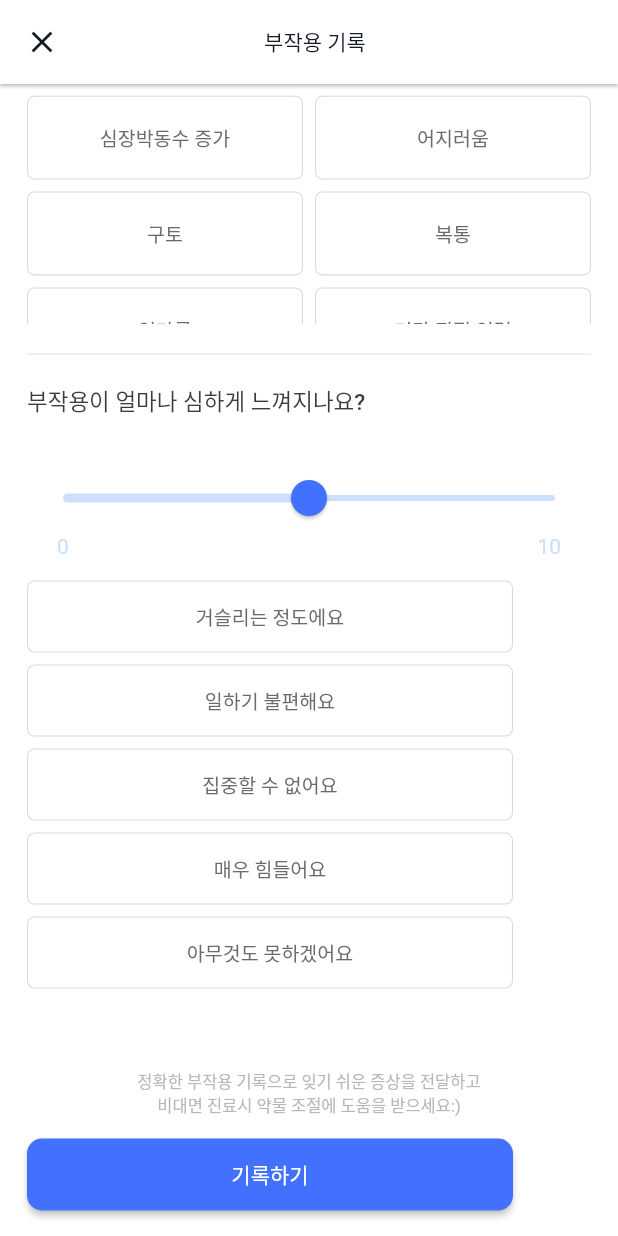
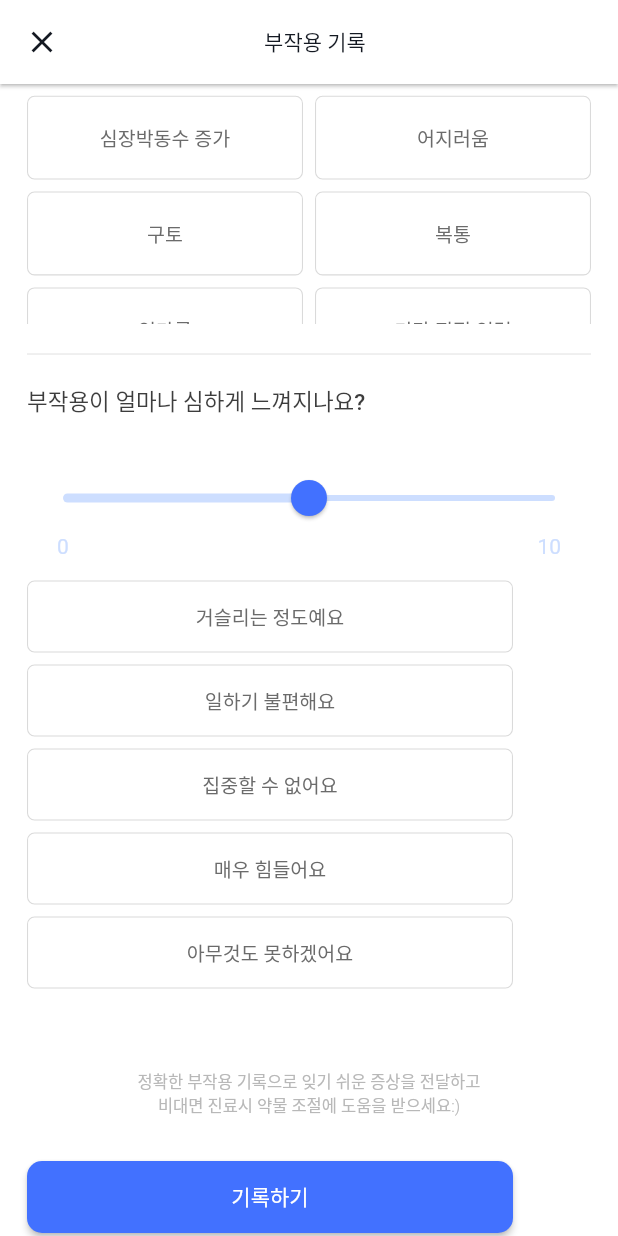
Before and after one commit to rieull0225/Pilling, a Flutter app: the SideEff screen opened directly, scrolled down 271 dp, on a phone screen of 412 x 824 dp. Run offline on Flutter 3.47's test engine with Material 2 defaults, Android fonts, the light colour scheme and no system bars; our stand-ins replace date_format, dotted_line, get, smooth_page_indicator; Roboto replaces fonts that are missing (Apple, Gmarket).

Commit message:
1020 feedback

```diff
--- a/lib/dataReceive.java.dart
+++ b/lib/dataReceive.dart
@@ -16,7 +16,7 @@ class dataReceivePageState extends State<dataReceivePage> {
 
   int counter= 1;
   dataReceivePageState() {
-    Timer(Duration(seconds: 2), () {
+    Timer(Duration(milliseconds: 500), () {
       Get.to(() => dataReceiveComplete());
     });
   }
--- a/lib/dataReceiveComplete.dart
+++ b/lib/dataReceiveComplete.dart
@@ -17,7 +17,7 @@ class _dataReceiveCompleteState extends State<dataReceiveComplete> {
 
 
   _dataReceiveCompleteState(){
-    sleep(const Duration(seconds: 2));
+    sleep(const Duration(milliseconds: 500));
   }
   @override
   Widget build(BuildContext context) {
@@ -29,7 +29,6 @@ class _dataReceiveCompleteState extends State<dataReceiveComplete> {
           SizedBox(width: MediaQuery.of(context).size.width ,
               height: 350 ,
               child: Image.asset("assets/image/general/의료데이터 도착.png")),
-          SizedBox(height: 34 ),
           Text("의료데이터가\n안전하게 도착했어요!",
               textAlign: TextAlign.center,
               style: TextStyle(color: Color(0xff4271ff),
--- a/lib/main.dart
+++ b/lib/main.dart
@@ -108,7 +108,7 @@ class _MyHomePageState extends State<MyHomePage> {
                 SizedBox(height : 57 ),
                 SizedBox(width : 342 * 4/3 , height : 44,
                 child : Text("부작용 관리부터\n비대면 진료까지 한번에!", style: TextStyle(color:Color(0xfff6f8ff),
-                    fontFamily : 'Gmarket',fontSize : 16,fontWeight: FontWeight.w500),textAlign: TextAlign.center,)),
+                    fontFamily : 'Gmarket',fontSize : 16,fontWeight: FontWeight.w500, height : 1.3),textAlign: TextAlign.center,)),
                 SizedBox(height : 39 ),
                 SizedBox(height : 44 , width :  324,
                 child : Container(
--- a/lib/sideEffect.dart
+++ b/lib/sideEffect.dart
@@ -8,7 +8,7 @@ import 'package:get/get.dart';
 List<bool> _idx = [false,false,false,false,false,false,false,false,false,false,false];
 List<bool> _idx2 = [false,false,false,false,false];
 List<String> name = ["두통","불면증","식욕부진","우울 및 불안","심장박동수 증가", "어지러움","구토","복통","입마름","기타 직접 입력"];
-List<String> name2 = ["거슬리는 정도에요", '일하기 불편해요', '집중할 수 없어요', '매우 힘들어요', '아무것도 못하겠어요'];
+List<String> name2 = ["거슬리는 정도예요", '일하기 불편해요', '집중할 수 없어요', '매우 힘들어요', '아무것도 못하겠어요'];
 var record = false;
 double _value = 5;
 int temp = 5;
@@ -135,12 +135,12 @@ class _SideEffState extends State<SideEff> {
                   Center(
                     child: Text('정확한 부작용 기록으로 잊기 쉬운 증상을 전달하고\n비대면 진료시 약물 조절에 도움을 받으세요:)',
                         textAlign: TextAlign.center
-                        ,style:TextStyle(color:Color(0xffb8b8b8),fontSize: 11,fontWeight: FontWeight.w400)),
+                        ,style:TextStyle(color:Color(0xffb8b8b8),fontSize: 11,fontWeight: FontWeight.w300)),
                   ),
 
 
 
-                  SizedBox(height : 15),
+                  SizedBox(height : 30),
                   SizedBox(width : 324, height : 48,
                       child: record ?  ElevatedButton(
                           onPressed: (){},
--- a/lib/signin.dart
+++ b/lib/signin.dart
@@ -1,4 +1,4 @@
-import 'package:degree/dataReceive.java.dart';
+import 'package:degree/dataReceive.dart';
 import 'package:flutter/cupertino.dart';
 import 'package:get/get.dart';
 import 'package:flutter/material.dart';
@@ -170,7 +170,7 @@ class _SignInState extends State<SignIn> {
                                         child:total ? Icon(Icons.check_circle_rounded,size : 18, color: Color(0xffb8b8b8)):Icon(Icons.check_circle_rounded,size : 18, color: Color(0xff4271ff))),
                                       SizedBox(width : 10),
                                       Text("아래 약관에 모두 동의합니다.", style : TextStyle(
-                                          letterSpacing : -0.5,fontSize: 13, fontWeight: FontWeight.w400, color : Color(0xff6b6b6b), decoration: TextDecoration.none)),
+                                          letterSpacing : -1.0,fontSize: 13, fontWeight: FontWeight.w400, color : Color(0xff6b6b6b), decoration: TextDecoration.none)),
                                       SizedBox(width : 50),
                                     ],
                                   ),
@@ -209,7 +209,7 @@ class _SignInState extends State<SignIn> {
                                                               });
                                                             }, child: bList[i] ? Icon(Icons.check_circle_rounded,size: 16, color: Color(0xffb8b8b8)):Icon( Icons.check_circle_rounded,size: 16, color: Color(0xff4271ff))),
                                                       ),
-                                                      Text(Agree[i], style : TextStyle(letterSpacing: -0.5,
+                                                      Text(Agree[i], style : TextStyle(letterSpacing: -1.5,
                                                           fontSize: 12, fontWeight: FontWeight.w400, color : Color(0xff6b6b6b), decoration: TextDecoration.none)),
                                                       Expanded(child: Container()),
                                                       Text("보기", style:TextStyle(fontSize : 12, fontWeight: FontWeight.w400, color : Color(0xffb8b8b8),decoration: TextDecoration.underline, decorationColor:Color(0xffb8b8b8))),
```
Also changed, not shown: lib/additional.dart (+11 -5 lines), assets/image/general/환영해요.png, 2 other files.
